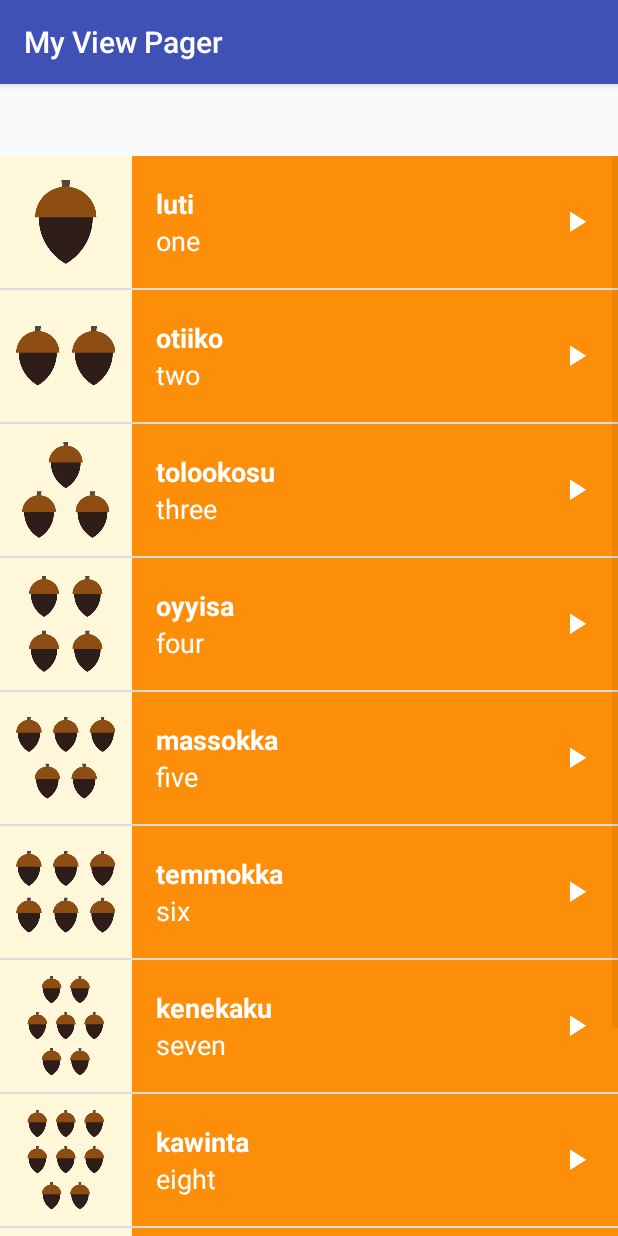
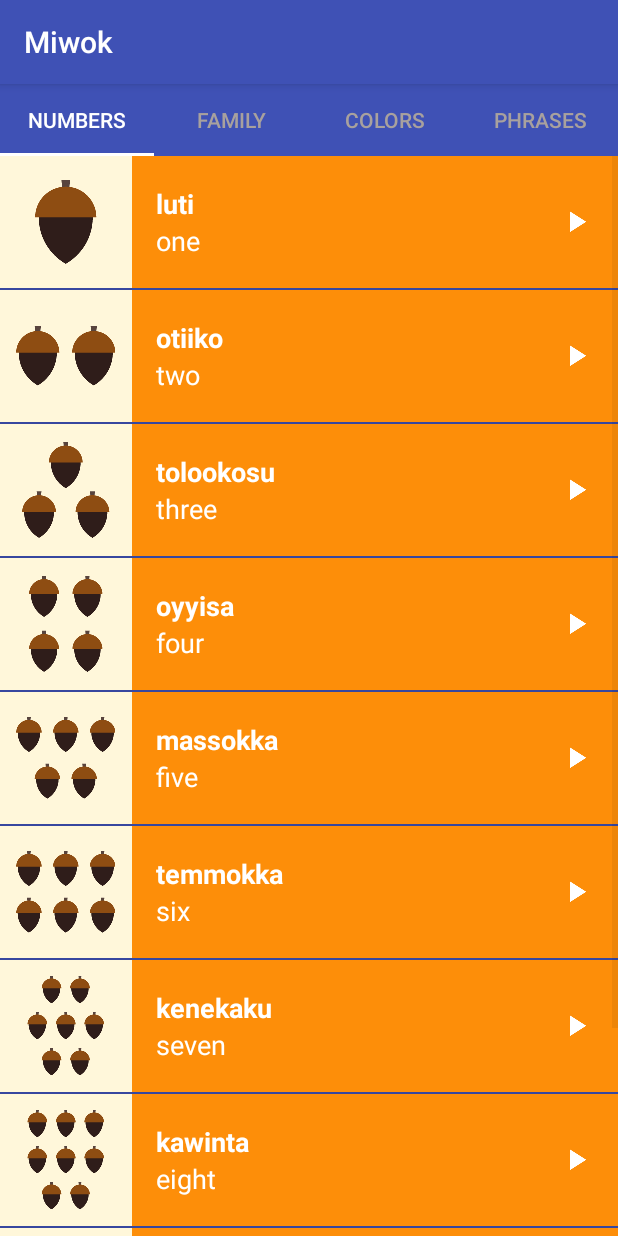
Before and after one commit to jerylee/Miwok, an Android app: the MyViewPager screen opened directly, with no data from a screen before it, on a phone screen of 412 x 824 dp. Run offline under Robolectric (Android 15) with nearby library versions, the light colour scheme and no system bars.

Commit message:
Update Fragment and use TabView

```diff
--- a/app/build.gradle
+++ b/app/build.gradle
@@ -23,6 +23,7 @@ dependencies {
     implementation 'com.android.support:appcompat-v7:27.1.1'
     implementation 'com.android.support.constraint:constraint-layout:1.1.2'
     implementation 'com.android.support:support-v4:27.1.1'
+    implementation 'com.android.support:design:27.1.1'
     testImplementation 'junit:junit:4.12'
     androidTestImplementation 'com.android.support.test:runner:1.0.2'
     androidTestImplementation 'com.android.support.test.espresso:espresso-core:3.0.2'
--- a/app/src/main/AndroidManifest.xml
+++ b/app/src/main/AndroidManifest.xml
@@ -68,7 +68,7 @@
 
         <activity
             android:name=".MyViewPager"
-            android:label="@string/my_view_pager">
+            android:label="@string/app_name">
             <meta-data
                 android:name="android.support.PARENT_ACTIVITY"
                 android:value=".MainActivity" />
--- a/app/src/main/java/com/example/android/miwok/MyViewPager.java
+++ b/app/src/main/java/com/example/android/miwok/MyViewPager.java
@@ -1,8 +1,9 @@
 package com.example.android.miwok;
 
+import android.os.Bundle;
+import android.support.design.widget.TabLayout;
 import android.support.v4.view.ViewPager;
 import android.support.v7.app.AppCompatActivity;
-import android.os.Bundle;
 
 
 public class MyViewPager extends AppCompatActivity {
@@ -10,14 +11,19 @@ public class MyViewPager extends AppCompatActivity {
     @Override
     protected void onCreate(Bundle savedInstanceState) {
         super.onCreate(savedInstanceState);
-        setContentView(R.layout.activity_view_pager);
+        setContentView(R.layout.my_view_pager);
 
         ViewPager viewPager = findViewById(R.id.viewpager);
 
         // Create an adapter that knows which fragment should be shown on each page
-        SimpleFragmentPagerAdapter adapter = new SimpleFragmentPagerAdapter(getSupportFragmentManager());
+        SimpleFragmentPagerAdapter adapter = new SimpleFragmentPagerAdapter(this, getSupportFragmentManager());
 
         // Set the adapter onto the view pager
         viewPager.setAdapter(adapter);
+
+        // Give the TabLayout the ViewPager
+        TabLayout tabLayout = findViewById(R.id.tabs);
+        tabLayout.setupWithViewPager(viewPager);
+
     }
 }
--- a/app/src/main/java/com/example/android/miwok/SimpleFragmentPagerAdapter.java
+++ b/app/src/main/java/com/example/android/miwok/SimpleFragmentPagerAdapter.java
@@ -1,13 +1,17 @@
 package com.example.android.miwok;
 
+import android.content.Context;
 import android.support.v4.app.Fragment;
 import android.support.v4.app.FragmentManager;
 import android.support.v4.app.FragmentPagerAdapter;
 
 public class SimpleFragmentPagerAdapter extends FragmentPagerAdapter {
 
-    public SimpleFragmentPagerAdapter(FragmentManager fm) {
+    private Context mContext;
+
+    public SimpleFragmentPagerAdapter( Context context,FragmentManager fm) {
         super(fm);
+        mContext = context;
     }
 
     @Override
@@ -28,4 +32,18 @@ public class SimpleFragmentPagerAdapter extends FragmentPagerAdapter {
     public int getCount() {
         return 4;
     }
+
+    @Override
+    public CharSequence getPageTitle(int position) {
+        if (position == 0) {
+            return mContext.getString(R.string.category_numbers);
+        } else if (position == 1) {
+            return mContext.getString(R.string.category_family);
+        } else if (position == 2) {
+            return mContext.getString(R.string.category_colors);
+        } else {
+            return mContext.getString(R.string.category_phrases);
+        }
+    }
+
 }
--- a/app/src/main/res/layout/activity_main.xml
+++ b/app/src/main/res/layout/activity_main.xml
@@ -130,7 +130,7 @@
         <FrameLayout
             android:layout_width="match_parent"
             android:layout_height="wrap_content"
-            android:background="@color/category_life_cycle">
+            android:background="@color/colorPrimary">
 
             <TextView
                 android:id="@+id/view_pager"
--- a/app/src/main/res/layout/activity_view_pager.xml
+++ b/app/src/main/res/layout/my_view_pager.xml
@@ -6,13 +6,14 @@
     android:layout_width="match_parent"
     android:layout_height="match_parent"
     android:orientation="vertical"
+    android:background="@color/colorPrimary"
     tools:context="com.example.android.miwok.MyViewPager">
 
     <android.support.design.widget.TabLayout
-        android:id="@+id/sliding_tabs"
+        android:id="@+id/tabs"
+        style="@style/CategoryTab"
         android:layout_width="match_parent"
-        android:layout_height="wrap_content"
-        app:tabMode="fixed" />
+        android:layout_height="wrap_content" />
 
     <android.support.v4.view.ViewPager
         android:id="@+id/viewpager"
--- a/app/src/main/res/values/strings.xml
+++ b/app/src/main/res/values/strings.xml
@@ -12,7 +12,7 @@
     <string name="category_numbers">Numbers</string>
 
     <!-- Category name for the vocabulary words for family members [CHAR LIMIT=20] -->
-    <string name="category_family">Family Members</string>
+    <string name="category_family">Family</string>
 
     <!-- Category name for phrases [CHAR LIMIT=20] -->
     <string name="category_simple_music_player">Simple Music Player</string>
--- a/app/src/main/res/values/styles.xml
+++ b/app/src/main/res/values/styles.xml
@@ -31,5 +31,22 @@
 
     <style name="AppTheme.App" ></style>
 
+    <!-- App bar style -->
+    <style name="MiwokAppBarStyle" parent="Theme.AppCompat.Light.DarkActionBar">
+        <!-- Remove the shadow below the app bar -->
+        <item name="elevation">0dp</item>
+    </style>
+
+    <!-- Style for a tab that displays a category name -->
+    <style name="CategoryTab" parent="Widget.Design.TabLayout">
+        <item name="tabIndicatorColor">@android:color/white</item>
+        <item name="tabSelectedTextColor">@android:color/white</item>
+        <item name="tabTextAppearance">@style/CategoryTabTextAppearance</item>
+    </style>
+
+    <!-- Text appearance style for a category tab -->
+    <style name="CategoryTabTextAppearance" parent="TextAppearance.Design.Tab">
+        <item name="android:textColor">#A8A19E</item>
+    </style>
 
 </resources>
```
